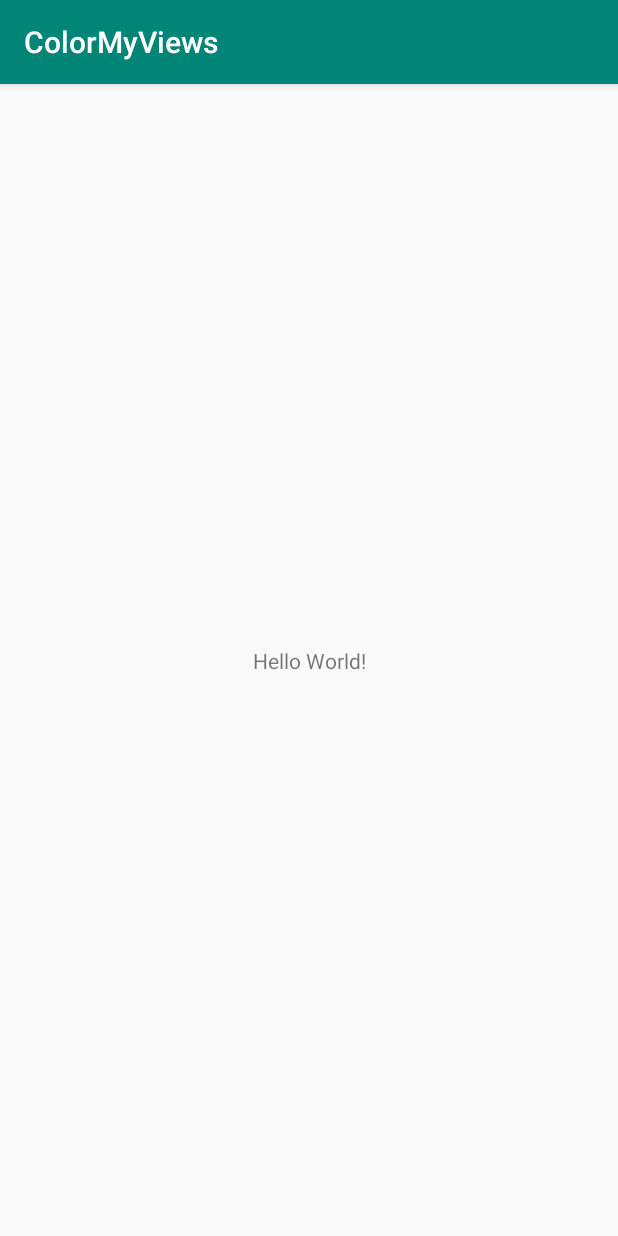
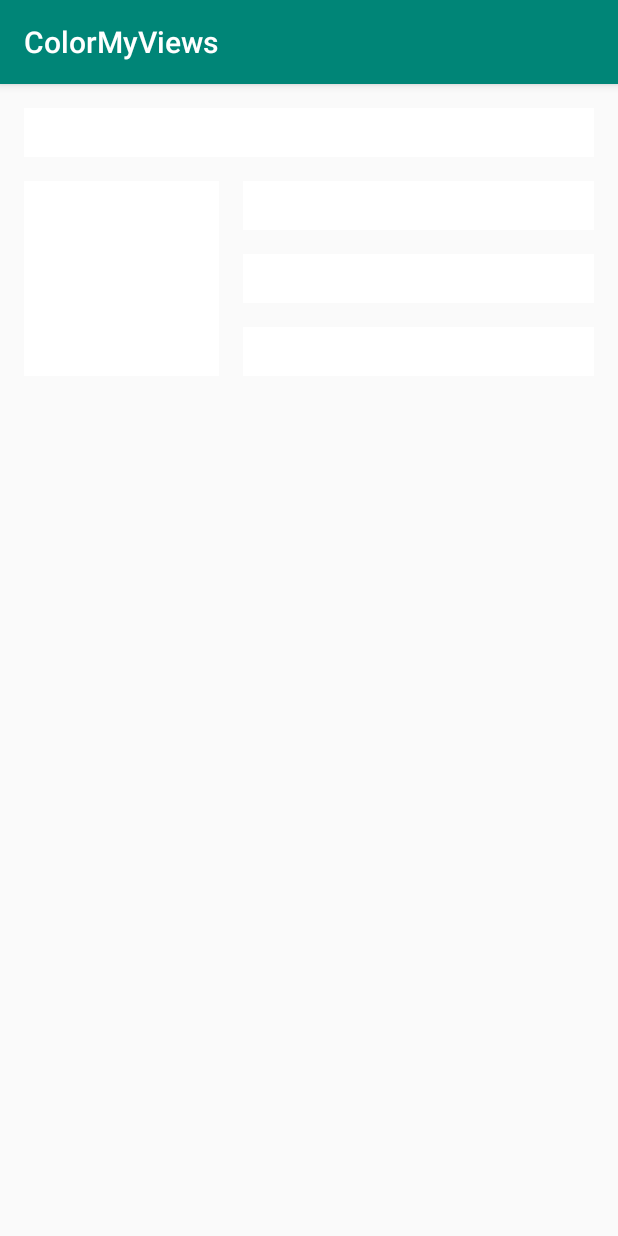
Before and after one commit to UladzislauB/courses, an Android app: the screen it shows after launch (MainActivity), on a phone screen of 412 x 824 dp. Run offline under Robolectric (Android 15) with nearby library versions, the phone set to English and light mode, and no system bars.

Commit message:
partly completed codelab 2 section 3

```diff
--- a/codelab2(ColorMyViews)/app/src/main/java/com/example/colormyviews/MainActivity.kt
+++ b/codelab2(ColorMyViews)/app/src/main/java/com/example/colormyviews/MainActivity.kt
@@ -1,12 +1,51 @@
 package com.example.colormyviews
 
+import android.graphics.Color
 import androidx.appcompat.app.AppCompatActivity
 import android.os.Bundle
+import android.view.View
+import android.widget.TextView
 
 class MainActivity : AppCompatActivity() {
 
     override fun onCreate(savedInstanceState: Bundle?) {
         super.onCreate(savedInstanceState)
         setContentView(R.layout.activity_main)
+
+        setListeners()
+    }
+
+    private fun makeColors(view: View) {
+        when (view.id) {
+
+            // Boxes using Color class colors for the background
+            R.id.box_one_text -> view.setBackgroundColor(Color.DKGRAY)
+            R.id.box_two_text -> view.setBackgroundColor(Color.GRAY)
+            R.id.box_three_text -> view.setBackgroundColor(Color.BLUE)
+            R.id.box_four_text -> view.setBackgroundColor(Color.MAGENTA)
+            R.id.box_five_text -> view.setBackgroundColor(Color.BLUE)
+            else -> view.setBackgroundColor(Color.LTGRAY)
+        }
+    }
+
+    private fun setListeners() {
+
+        val boxOneText = findViewById<TextView>(R.id.box_one_text)
+        val boxTwoText = findViewById<TextView>(R.id.box_two_text)
+        val boxThreeText = findViewById<TextView>(R.id.box_three_text)
+        val boxFourText = findViewById<TextView>(R.id.box_four_text)
+        val boxFiveText = findViewById<TextView>(R.id.box_five_text)
+
+        val rootConstraintLayout = findViewById<View>(R.id.constraint_layout)
+
+        val clickableViews: List<View> =
+            listOf(boxFiveText, boxFourText, boxThreeText, boxTwoText,
+                boxOneText, rootConstraintLayout)
+
+        for (item in clickableViews){
+            item.setOnClickListener {
+                makeColors(it)
+            }
+        }
     }
 }
--- a/codelab2(ColorMyViews)/app/src/main/res/layout/activity_main.xml
+++ b/codelab2(ColorMyViews)/app/src/main/res/layout/activity_main.xml
@@ -2,17 +2,74 @@
 <androidx.constraintlayout.widget.ConstraintLayout xmlns:android="http://schemas.android.com/apk/res/android"
     xmlns:app="http://schemas.android.com/apk/res-auto"
     xmlns:tools="http://schemas.android.com/tools"
+    android:id="@+id/constraint_layout"
     android:layout_width="match_parent"
     android:layout_height="match_parent"
     tools:context=".MainActivity">
 
     <TextView
-        android:layout_width="wrap_content"
+        android:id="@+id/box_one_text"
+        style="@style/whiteBox"
+        android:layout_width="0dp"
         android:layout_height="wrap_content"
-        android:text="Hello World!"
-        app:layout_constraintBottom_toBottomOf="parent"
+        android:layout_marginLeft="@dimen/margin_wide"
+        android:layout_marginTop="@dimen/margin_wide"
+        android:layout_marginRight="@dimen/margin_wide"
+        android:text="@string/box_one"
         app:layout_constraintLeft_toLeftOf="parent"
         app:layout_constraintRight_toRightOf="parent"
         app:layout_constraintTop_toTopOf="parent" />
 
+    <TextView
+        android:id="@+id/box_two_text"
+        style="@style/whiteBox"
+        android:layout_width="130dp"
+        android:layout_height="130dp"
+        android:layout_marginStart="16dp"
+        android:layout_marginTop="16dp"
+        android:text="@string/box_two"
+        app:layout_constraintStart_toStartOf="parent"
+        app:layout_constraintTop_toBottomOf="@+id/box_one_text" />
+
+    <TextView
+        android:id="@+id/box_three_text"
+        style="@style/whiteBox"
+        android:layout_width="0dp"
+        android:layout_height="wrap_content"
+        android:layout_marginStart="@dimen/margin_wide"
+        android:layout_marginEnd="@dimen/margin_wide"
+        android:text="@string/box_three"
+        app:layout_constraintBottom_toTopOf="@+id/box_four_text"
+        app:layout_constraintEnd_toEndOf="parent"
+        app:layout_constraintStart_toEndOf="@+id/box_two_text"
+        app:layout_constraintTop_toTopOf="@+id/box_two_text"
+        app:layout_constraintVertical_bias="0.45" />
+
+    <TextView
+        android:id="@+id/box_four_text"
+        style="@style/whiteBox"
+        android:layout_width="0dp"
+        android:layout_height="wrap_content"
+        android:layout_margin="@dimen/margin_wide"
+        android:layout_marginStart="16dp"
+        android:layout_marginEnd="16dp"
+        android:text="@string/box_four"
+        app:layout_constraintBottom_toTopOf="@+id/box_five_text"
+        app:layout_constraintEnd_toEndOf="parent"
+        app:layout_constraintStart_toEndOf="@+id/box_two_text"
+        app:layout_constraintTop_toBottomOf="@+id/box_three_text" />
+
+    <TextView
+        android:id="@+id/box_five_text"
+        style="@style/whiteBox"
+        android:layout_width="0dp"
+        android:layout_height="wrap_content"
+        android:layout_marginStart="@dimen/margin_wide"
+        android:layout_marginEnd="@dimen/margin_wide"
+        android:text="@string/box_five"
+        app:layout_constraintBottom_toBottomOf="@+id/box_two_text"
+        app:layout_constraintEnd_toEndOf="parent"
+        app:layout_constraintStart_toEndOf="@+id/box_two_text"
+        app:layout_constraintTop_toBottomOf="@+id/box_four_text" />
+
 </androidx.constraintlayout.widget.ConstraintLayout>
--- /dev/null
+++ b/codelab2(ColorMyViews)/app/src/main/res/values/dimens.xml
@@ -0,0 +1,6 @@
+<?xml version="1.0" encoding="utf-8"?>
+<resources>
+    <dimen name="margin_wide">16dp</dimen>
+    <dimen name="box_text_size">24sp</dimen>
+
+</resources>
--- a/codelab2(ColorMyViews)/app/src/main/res/values/strings.xml
+++ b/codelab2(ColorMyViews)/app/src/main/res/values/strings.xml
@@ -1,3 +1,8 @@
 <resources>
     <string name="app_name">ColorMyViews</string>
+    <string name="box_one">Box one</string>
+    <string name="box_two">Box Two</string>
+    <string name="box_three">Box Three</string>
+    <string name="box_four">Box Four</string>
+    <string name="box_five">Box Five</string>
 </resources>
--- a/codelab2(ColorMyViews)/app/src/main/res/values/styles.xml
+++ b/codelab2(ColorMyViews)/app/src/main/res/values/styles.xml
@@ -8,4 +8,12 @@
         <item name="colorAccent">@color/colorAccent</item>
     </style>
 
+    <style name="whiteBox">
+        <item name="android:background">@android:color/white</item>
+        <item name="android:textAlignment">center</item>
+        <item name="android:textSize">@dimen/box_text_size</item>
+        <item name="android:textStyle">bold</item>
+        <item name="android:textColor">@android:color/white</item>
+        <item name="android:fontFamily">@font/roboto</item>
+    </style>
 </resources>
```
Also changed, not shown: codelab2(ColorMyViews)/app/src/main/res/font/roboto.ttf (added).
